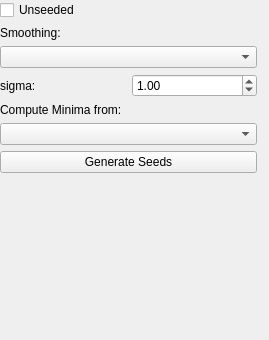
ilastik/ilastik, file ilastik/applets/seeds/seeds.ui: the form before one commit.
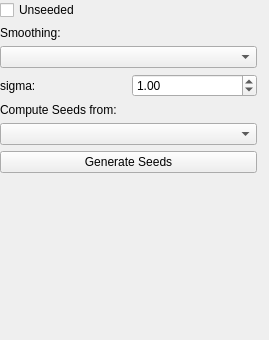
The form after the commit.

Commit message: cleaned up seedgeneration and connected to gui

The edit to the form file:
```diff
--- a/ilastik/applets/seeds/seeds.ui
+++ b/ilastik/applets/seeds/seeds.ui
@@ -97,7 +97,7 @@
        <item>
         <widget class="QLabel" name="computeLabel">
          <property name="text">
-          <string>Compute Minima from:</string>
+          <string>Compute Seeds from:</string>
          </property>
         </widget>
        </item>
```
The commit also changes 1 other file.
